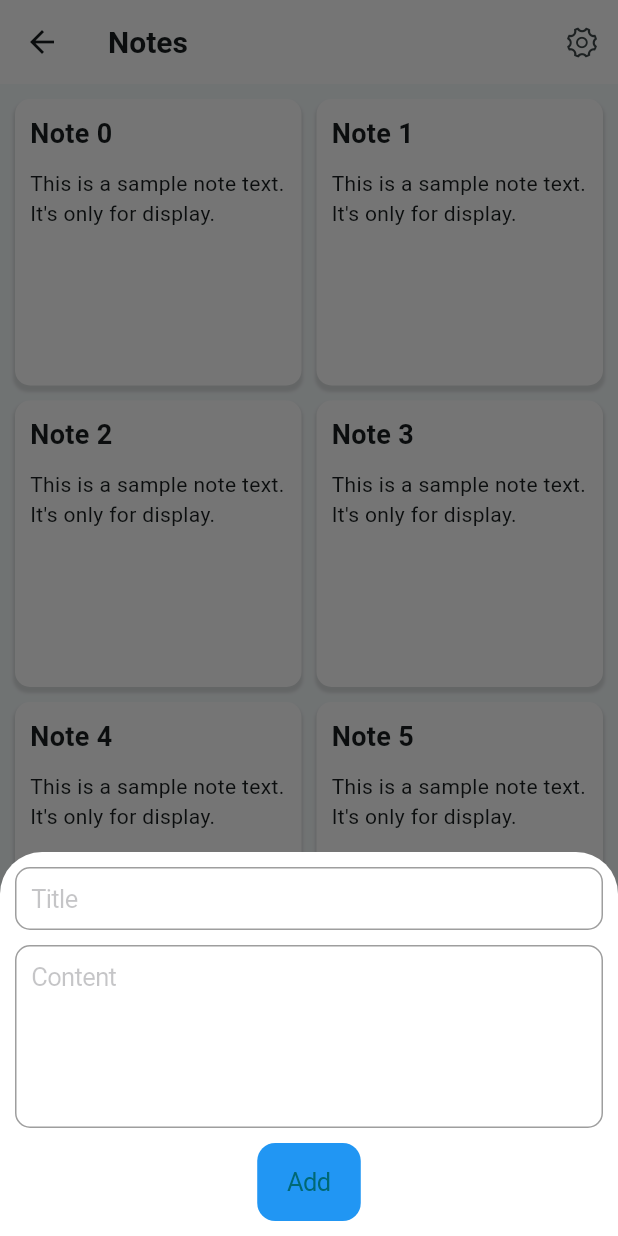
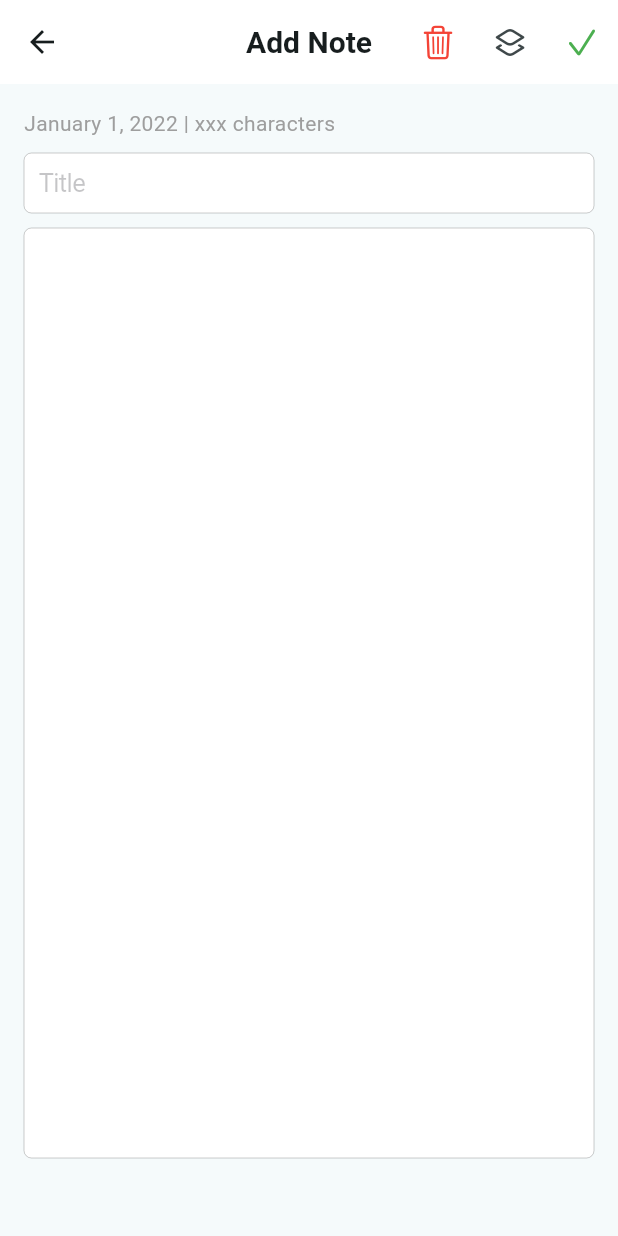
Before and after one commit to nivleking/flutter_note_app, a Flutter app: the HomePage screen opened by its route, after a tap on an icon or button, on a phone screen of 412 x 824 dp. Run offline on Flutter 3.47's test engine with Material 3 defaults, Android fonts, the phone set to English and light mode, and no system bars; our stand-ins replace hive, hive_flutter, pinput; accounts and stored records are empty.

Commit message:
feat: hive db and note model

```diff
--- a/lib/home_page.dart
+++ /dev/null
@@ -1,137 +0,0 @@
-import 'package:flutter/cupertino.dart';
-import 'package:flutter/material.dart';
-
-class HomePage extends StatelessWidget {
-  const HomePage({Key? key}) : super(key: key);
-
-  void _showAddNoteBottomSheet(BuildContext context) {
-    showModalBottomSheet(
-      backgroundColor: Colors.white,
-      context: context,
-      builder: (BuildContext context) {
-        return Container(
-          padding: EdgeInsets.all(10.0),
-          child: Column(
-            mainAxisSize: MainAxisSize.min,
-            children: <Widget>[
-              CupertinoTextField(
-                placeholder: "Title",
-                padding: EdgeInsets.all(10.0),
-                decoration: BoxDecoration(
-                  border: Border.all(
-                    color: Colors.grey,
-                    width: 1.0,
-                  ),
-                  borderRadius: BorderRadius.circular(10.0),
-                ),
-              ),
-              SizedBox(height: 10),
-              CupertinoTextField(
-                placeholder: "Content",
-                padding: EdgeInsets.all(10.0),
-                maxLines: 5,
-                decoration: BoxDecoration(
-                  border: Border.all(
-                    color: Colors.grey,
-                    width: 1.0,
-                  ),
-                  borderRadius: BorderRadius.circular(10.0),
-                ),
-              ),
-              SizedBox(height: 10),
-              CupertinoButton(
-                color: Colors.blue,
-                child: Text("Add"),
-                onPressed: () {
-                  Navigator.pop(context);
-                },
-              ),
-            ],
-          ),
-        );
-      },
-    );
-  }
-
-  @override
-  Widget build(BuildContext context) {
-    return Scaffold(
-      body: CustomScrollView(
-        slivers: <Widget>[
-          SliverAppBar(
-            title: Text(
-              'Notes',
-              style: TextStyle(
-                fontSize: 20,
-                fontWeight: FontWeight.bold,
-              ),
-            ),
-            floating: true,
-            snap: false,
-            pinned: true,
-            actions: [
-              IconButton(
-                icon: Icon(CupertinoIcons.gear),
-                onPressed: () {},
-              ),
-            ],
-          ),
-          SliverPadding(
-            padding: EdgeInsets.all(10.0),
-            sliver: SliverGrid.count(
-              crossAxisSpacing: 10,
-              mainAxisSpacing: 10,
-              crossAxisCount: 2,
-              children: List.generate(30, (index) {
-                return Container(
-                  padding: EdgeInsets.all(10),
-                  decoration: BoxDecoration(
-                    color: Colors.white,
-                    borderRadius: BorderRadius.circular(10),
-                    boxShadow: [
-                      BoxShadow(
-                        color: Colors.grey.withOpacity(0.3),
-                        spreadRadius: 1,
-                        blurRadius: 1,
-                        offset: Offset(0, 3),
-                      ),
-                    ],
-                  ),
-                  child: Column(
-                    crossAxisAlignment: CrossAxisAlignment.start,
-                    children: [
-                      Text(
-                        'Note $index',
-                        style: TextStyle(
-                          fontSize: 18,
-                          fontWeight: FontWeight.bold,
-                        ),
-                      ),
-                      SizedBox(height: 10),
-                      Text(
-                        'This is a sample note text. It\'s only for display.',
-                        style: TextStyle(
-                          fontSize: 14,
-                        ),
-                      ),
-                    ],
-                  ),
-                );
-              }),
-            ),
-          ),
-        ],
-      ),
-      floatingActionButton: FloatingActionButton(
-        child: Icon(
-          CupertinoIcons.add,
-          color: Colors.white,
-        ),
-        backgroundColor: Colors.blue,
-        onPressed: () {
-          _showAddNoteBottomSheet(context);
-        },
-      ),
-    );
-  }
-}
--- /dev/null
+++ b/lib/models/note.dart
@@ -0,0 +1,21 @@
+import 'package:hive/hive.dart';
+part 'note.g.dart';
+
+@HiveType(typeId: 0)
+class Note {
+  @HiveField(0)
+  final String uuid;
+  @HiveField(1)
+  final String title;
+  @HiveField(2)
+  final String content;
+  // @HiveField(3)
+  // final DateTime date;
+
+  Note({
+    required this.uuid,
+    required this.title,
+    required this.content,
+    // required this.date,
+  });
+}
--- /dev/null
+++ b/lib/screens/home_page.dart
@@ -0,0 +1,185 @@
+import 'package:flutter/cupertino.dart';
+import 'package:flutter/material.dart';
+import 'package:flutter_note_app/models/note.dart';
+import 'package:hive_flutter/hive_flutter.dart';
+import 'package:pinput/pinput.dart';
+
+class HomePage extends StatefulWidget {
+  const HomePage({Key? key}) : super(key: key);
+
+  @override
+  State<HomePage> createState() => _HomePageState();
+}
+
+class _HomePageState extends State<HomePage> {
+  void _showAddNoteBottomSheet(BuildContext context) {
+    showModalBottomSheet(
+      backgroundColor: Colors.white,
+      context: context,
+      builder: (BuildContext context) {
+        return Container(
+          padding: EdgeInsets.all(10.0),
+          child: Column(
+            mainAxisSize: MainAxisSize.min,
+            children: <Widget>[
+              CupertinoTextField(
+                placeholder: "Title",
+                padding: EdgeInsets.all(10.0),
+                decoration: BoxDecoration(
+                  border: Border.all(
+                    color: Colors.grey,
+                    width: 1.0,
+                  ),
+                  borderRadius: BorderRadius.circular(10.0),
+                ),
+              ),
+              SizedBox(height: 10),
+              CupertinoTextField(
+                placeholder: "Content",
+                padding: EdgeInsets.all(10.0),
+                maxLines: 5,
+                decoration: BoxDecoration(
+                  border: Border.all(
+                    color: Colors.grey,
+                    width: 1.0,
+                  ),
+                  borderRadius: BorderRadius.circular(10.0),
+                ),
+              ),
+              SizedBox(height: 10),
+              CupertinoButton(
+                color: Colors.blue,
+                child: Text("Add"),
+                onPressed: () {
+                  Navigator.pop(context);
+                },
+              ),
+            ],
+          ),
+        );
+      },
+    );
+  }
+
+  late Box<Note> myNotes;
+
+  @override
+  void initState() {
+    super.initState();
+    myNotes = Hive.box<Note>('notes');
+    // myNotes.add(
+    //   // Note(
+    //   //   uuid: '1',
+    //   //   title: 'Sample Note',
+    //   //   content: 'This is a sample note.',
+    //   //   // color: Colors.blue,
+    //   //   // date: DateTime.now(),
+    //   // ),
+    // );
+  }
+
+  @override
+  Widget build(BuildContext context) {
+    return ValueListenableBuilder(
+      valueListenable: myNotes.listenable(),
+      builder: (context, Box<Note> notes, _) {
+        return Scaffold(
+          body: CustomScrollView(
+            slivers: <Widget>[
+              SliverAppBar(
+                title: Text(
+                  'Notes',
+                  style: TextStyle(
+                    fontSize: 20,
+                    fontWeight: FontWeight.bold,
+                  ),
+                ),
+                floating: true,
+                snap: false,
+                pinned: true,
+                actions: [
+                  IconButton(
+                    icon: Icon(CupertinoIcons.gear),
+                    onPressed: () {},
+                  ),
+                ],
+              ),
+              SliverPadding(
+                padding: EdgeInsets.all(10.0),
+                sliver: SliverGrid.count(
+                  crossAxisSpacing: 10,
+                  mainAxisSpacing: 10,
+                  crossAxisCount: 2,
+                  children: List.generate(notes.length, (index) {
+                    Note note = notes.getAt(index)!;
+                    return GestureDetector(
+                      onTap: () => Navigator.pushNamed(
+                        context,
+                        '/note',
+                        arguments: {
+                          'mode': '',
+                        },
+                      ),
+                      child: Container(
+                        padding: EdgeInsets.all(10),
+                        decoration: BoxDecoration(
+                          color: Colors.white,
+                          borderRadius: BorderRadius.circular(10),
+                          boxShadow: [
+                            BoxShadow(
+                              color: Colors.grey.withOpacity(0.3),
+                              spreadRadius: 1,
+                              blurRadius: 1,
+                              offset: Offset(0, 3),
+                            ),
+                          ],
+                        ),
+                        child: Column(
+                          crossAxisAlignment: CrossAxisAlignment.start,
+                          children: [
+                            Text(
+                              note.title,
+                              style: TextStyle(
+                                fontSize: 18,
+                                fontWeight: FontWeight.bold,
+                              ),
+                            ),
+                            SizedBox(height: 10),
+                            Text(
+                              note.content,
+                              style: TextStyle(
+                                fontSize: 14,
+                              ),
+                              maxLines: 3,
+                            ),
+                          ],
+                        ),
+                      ),
+                    );
+                  }),
+                ),
+              ),
+            ],
+          ),
+          floatingActionButton: FloatingActionButton(
+            child: Icon(
+              CupertinoIcons.add,
+              color: Colors.white,
+            ),
+            backgroundColor: Colors.blue,
+            onPressed: () {
+              // _showAddNoteBottomSheet(context);
+              Navigator.pushNamed(
+                context,
+                '/note',
+                arguments: {
+                  'mode': 'add',
+                },
+              );
+            },
+          ),
+        );
+      },
+    );
+  }
+}
--- /dev/null
+++ b/lib/screens/note_page.dart
@@ -0,0 +1,117 @@
+import 'package:flutter/cupertino.dart';
+import 'package:flutter/material.dart';
+
+class NotePage extends StatefulWidget {
+  final String mode;
+  NotePage({
+    super.key,
+    required this.mode,
+  });
+
+  @override
+  State<NotePage> createState() => _NotePageState();
+}
+
+class _NotePageState extends State<NotePage> {
+  void showColorPicker() {
+    showModalBottomSheet(
+      context: context,
+      builder: (BuildContext context) {
+        return Container(
+          height: 300,
+          child: GridView.count(
+            crossAxisCount: 5,
+            padding: EdgeInsets.symmetric(
+              horizontal: 10.0,
+              vertical: 20.0,
+            ),
+            children: Colors.accents.map((Color color) {
+              return GestureDetector(
+                onTap: () {
+                  Navigator.pop(context, color);
+                },
+                child: Padding(
+                  padding: const EdgeInsets.all(4.0),
+                  child: Container(
+                    color: color,
+                  ),
+                ),
+              );
+            }).toList(),
+          ),
+        );
+      },
+    ).then((selectedColor) {
+      if (selectedColor != null) {}
+    });
+  }
+
+  @override
+  Widget build(BuildContext context) {
+    return Scaffold(
+      appBar: AppBar(
+        centerTitle: true,
+        title: Text(
+          widget.mode == 'add' ? 'Add Note' : 'Edit Note',
+          style: TextStyle(
+            fontSize: 20.0,
+            fontWeight: FontWeight.bold,
+          ),
+        ),
+        actions: [
+          IconButton(
+            onPressed: () {},
+            icon: Icon(
+              CupertinoIcons.trash,
+              color: Colors.red,
+            ),
+          ),
+          IconButton(
+            onPressed: () {
+              showColorPicker();
+            },
+            icon: Icon(
+              CupertinoIcons.layers,
+            ),
+          ),
+          IconButton(
+            icon: Icon(
+              CupertinoIcons.checkmark,
+              color: Colors.green,
+            ),
+            onPressed: () {
+              Navigator.pop(context);
+            },
+          ),
+        ],
+      ),
+      body: Center(
+        child: Padding(
+          padding: const EdgeInsets.all(16.0),
+          child: Column(
+            crossAxisAlignment: CrossAxisAlignment.start,
+            children: [
+              Text(
+                "January 1, 2022 | xxx characters",
+                style: TextStyle(
+                  fontSize: 14.0,
+                  color: Colors.grey,
+                ),
+              ),
+              SizedBox(height: 10),
+              CupertinoTextField(
+                placeholder: "Title",
+                padding: EdgeInsets.all(10.0),
+              ),
+              SizedBox(height: 10),
+              CupertinoTextField(
+                padding: EdgeInsets.all(10.0),
+                maxLines: 30,
+              ),
+            ],
+          ),
+        ),
+      ),
+    );
+  }
+}
--- a/pubspec.yaml
+++ b/pubspec.yaml
@@ -36,6 +36,10 @@ dependencies:
   # Use with the CupertinoIcons class for iOS style icons.
   cupertino_icons: ^1.0.6
   pinput: ^5.0.0
+  hive: ^2.2.3
+  hive_flutter: ^1.1.0
+  hive_generator: ^2.0.1
+  build_runner: ^2.4.11
 
 dev_dependencies:
   flutter_test:
@@ -46,7 +50,7 @@ dev_dependencies:
   # activated in the `analysis_options.yaml` file located at the root of your
   # package. See that file for information about deactivating specific lint
   # rules and activating additional ones.
-  flutter_lints: ^3.0.0
+  flutter_lints: ^4.0.0
 
 # For information on the generic Dart part of this file, see the
 # following page: https://dart.dev/tools/pub/pubspec
```
Also changed, not shown: lib/main.dart (+13 -3 lines), lib/models/note.g.dart (added), lib/screens/login_page.dart (renamed from lib/login_page.dart), pubspec.lock, 10 other files.
